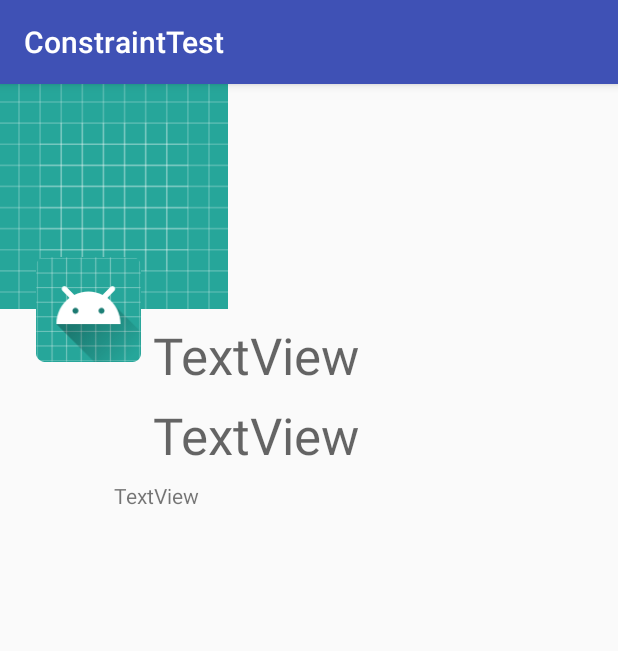
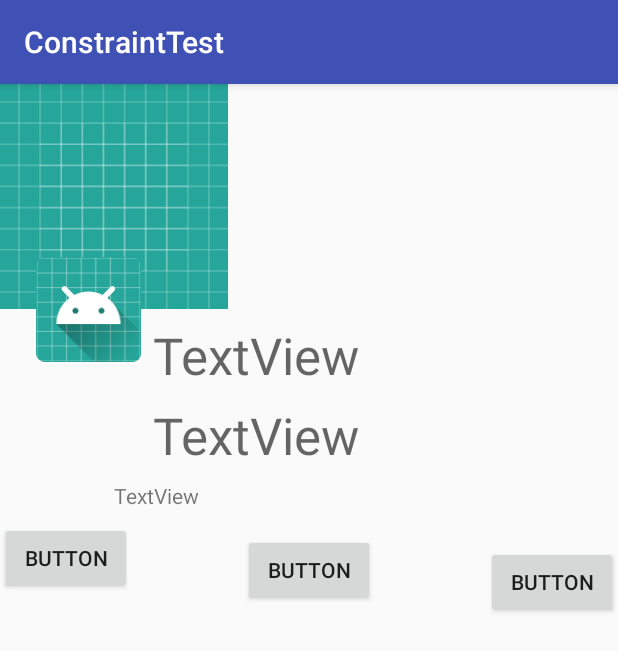
Before and after one commit to chandragithub2014/KotlinTemplates, an Android app: the screen it shows after launch (MainActivity), on a phone screen of 412 x 824 dp. Shown: the top 651 px of the screen. Run offline under Robolectric (Android 15) with nearby library versions, the phone set to English and light mode, and no system bars.

Commit message:
updated with constraint layout xml

```diff
--- a/ConstraintTest/app/src/main/res/layout/activity_main.xml
+++ b/ConstraintTest/app/src/main/res/layout/activity_main.xml
@@ -68,4 +68,38 @@
         app:layout_constraintStart_toStartOf="parent"
         app:layout_constraintTop_toBottomOf="@+id/textView2" />
 
+    <Button
+        android:id="@+id/button7"
+        android:layout_width="wrap_content"
+        android:layout_height="wrap_content"
+        android:layout_marginTop="8dp"
+        android:text="Button"
+        app:layout_constraintEnd_toStartOf="@+id/button8"
+        app:layout_constraintHorizontal_bias="0.5"
+        app:layout_constraintHorizontal_chainStyle="spread_inside"
+        app:layout_constraintStart_toStartOf="parent"
+        app:layout_constraintTop_toBottomOf="@+id/textView6" />
+
+    <Button
+        android:id="@+id/button8"
+        android:layout_width="wrap_content"
+        android:layout_height="wrap_content"
+        android:layout_marginTop="8dp"
+        android:text="Button"
+        app:layout_constraintEnd_toStartOf="@+id/button9"
+        app:layout_constraintHorizontal_bias="0.5"
+        app:layout_constraintStart_toEndOf="@+id/button7"
+        app:layout_constraintTop_toTopOf="@+id/button7" />
+
+    <Button
+        android:id="@+id/button9"
+        android:layout_width="wrap_content"
+        android:layout_height="wrap_content"
+        android:layout_marginTop="8dp"
+        android:text="Button"
+        app:layout_constraintEnd_toEndOf="parent"
+        app:layout_constraintHorizontal_bias="0.5"
+        app:layout_constraintStart_toEndOf="@+id/button8"
+        app:layout_constraintTop_toTopOf="@+id/button8" />
+
 </android.support.constraint.ConstraintLayout>
```
